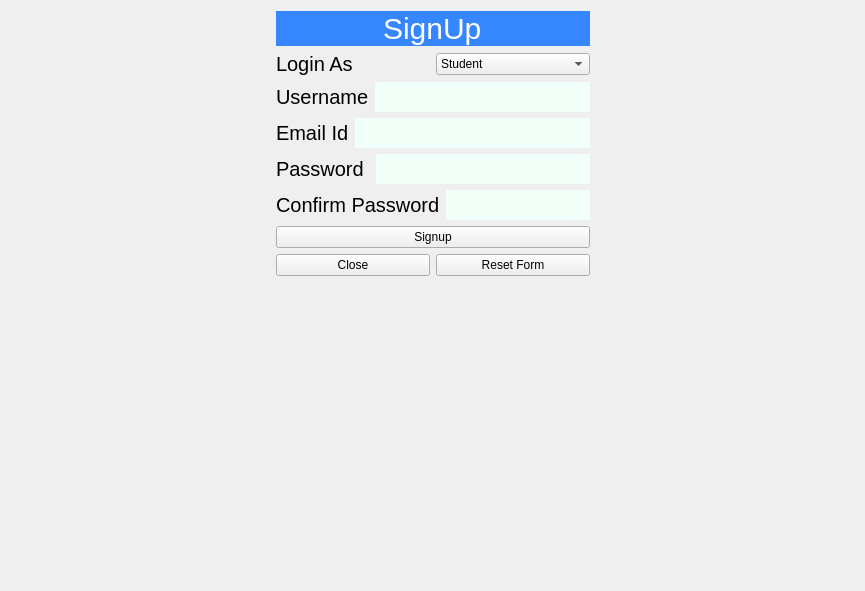
The window that Frontend/home/signupWidget.ui (arque1393/ProjectStudentManagement) describes before a commit, drawn with Qt 5.
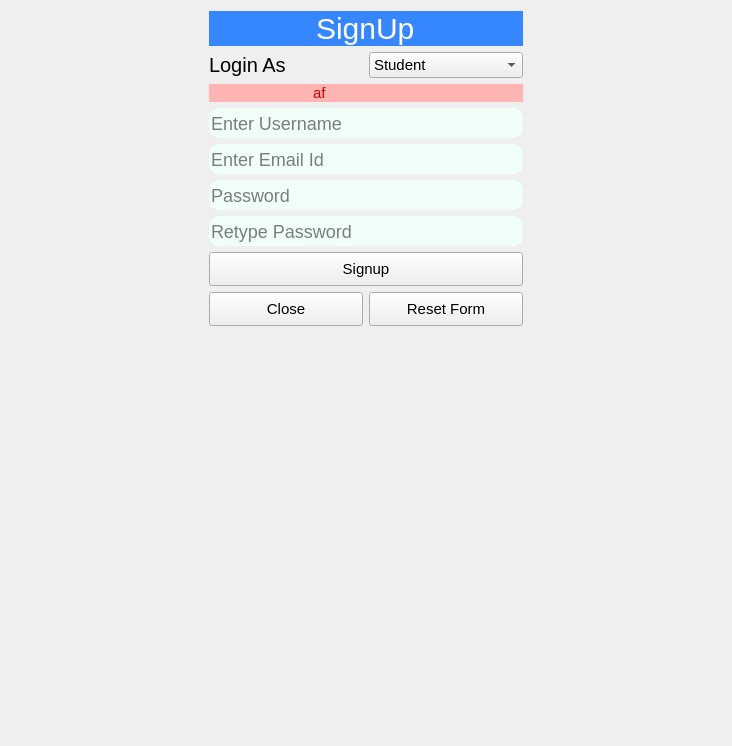
The same window after the commit.

The edit to the form file:
```diff
--- a/Frontend/home/signupWidget.ui
+++ b/Frontend/home/signupWidget.ui
@@ -6,8 +6,8 @@
    <rect>
     <x>0</x>
     <y>0</y>
-    <width>865</width>
-    <height>591</height>
+    <width>732</width>
+    <height>746</height>
    </rect>
   </property>
   <property name="windowTitle">
@@ -15,13 +15,21 @@
   </property>
   <property name="styleSheet">
    <string notr="true">QLabel{
-	font-size:20px;
-
+		font-size:20px;
+}
+QComboBox{
+		font-size:15px;
 }
 QLineEdit{
 		height:30px;
 		background-color:rgb(240, 255, 248);
-        border-radius: 50px;
+      	font-size:18px;
+		border-radius: 10px;
+}
+
+QPushButton{
+		height:26px;
+		font-size:15px;	
 }</string>
   </property>
   <layout class="QHBoxLayout" name="horizontalLayout_5">
@@ -103,80 +111,65 @@
         </layout>
        </item>
        <item>
-        <layout class="QHBoxLayout" name="horizontalLayout_3">
-         <item>
-          <widget class="QLabel" name="username_label">
-           <property name="font">
-            <font>
-             <pointsize>-1</pointsize>
-            </font>
-           </property>
+        <widget class="QLabel" name="message">
+         <property name="enabled">
+          <bool>false</bool>
+         </property>
+         <property name="styleSheet">
+          <string notr="true">QLabel{
+		font-size:15px;
+		padding:0 100%;
+		margin:0;
+		text-align: center;
+		color:rgb(200, 0, 0);
+		background-color:rgb(255, 180, 180)
+}
+</string>
+         </property>
            <property name="text">
-            <string>Username</string>
+          <string>af</string>
            </property>
           </widget>
          </item>
          <item>
-          <widget class="QLineEdit" name="username_field"/>
-         </item>
-        </layout>
-       </item>
-       <item>
-        <layout class="QHBoxLayout" name="horizontalLayout_10">
-         <item>
-          <widget class="QLabel" name="email_label">
-           <property name="font">
-            <font>
-             <pointsize>-1</pointsize>
-            </font>
-           </property>
-           <property name="text">
-            <string>Email Id</string>
+        <widget class="QLineEdit" name="username_field">
+         <property name="dragEnabled">
+          <bool>true</bool>
+         </property>
+         <property name="placeholderText">
+          <string>Enter Username</string>
            </property>
           </widget>
          </item>
          <item>
-          <widget class="QLineEdit" name="email_field"/>
-         </item>
-        </layout>
-       </item>
+        <widget class="QLineEdit" name="email_field">
+         <property name="placeholderText">
+          <string>Enter Email Id</string>
+         </property>
+        </widget>
+       </item>
        <item>
-        <layout class="QHBoxLayout" name="horizontalLayout_4">
-         <item>
-          <widget class="QLabel" name="password1_label">
-           <property name="font">
-            <font>
-             <pointsize>-1</pointsize>
-            </font>
-           </property>
-           <property name="text">
-            <string>Password </string>
+        <widget class="QLineEdit" name="passwors1_field">
+         <property name="styleSheet">
+          <string notr="true"/>
+         </property>
+         <property name="placeholderText">
+          <string>Password</string>
            </property>
           </widget>
          </item>
          <item>
-          <widget class="QLineEdit" name="passwors1_field"/>
-         </item>
-        </layout>
-       </item>
-       <item>
-        <layout class="QHBoxLayout" name="horizontalLayout_8">
-         <item>
-          <widget class="QLabel" name="password2_label">
-           <property name="font">
-            <font>
-             <pointsize>-1</pointsize>
-            </font>
-           </property>
-           <property name="text">
-            <string>Confirm Password</string>
-           </property>
-          </widget>
-         </item>
-         <item>
-          <widget class="QLineEdit" name="password2_field"/>
-         </item>
-        </layout>
+        <widget class="QLineEdit" name="password2_field">
+         <property name="acceptDrops">
+          <bool>false</bool>
+         </property>
+         <property name="dragEnabled">
+          <bool>true</bool>
+         </property>
+         <property name="placeholderText">
+          <string>Retype Password</string>
+         </property>
+        </widget>
        </item>
        <item>
         <widget class="QPushButton" name="signup_btn">
```
Lines whose indentation alone changed are shown as unchanged.
